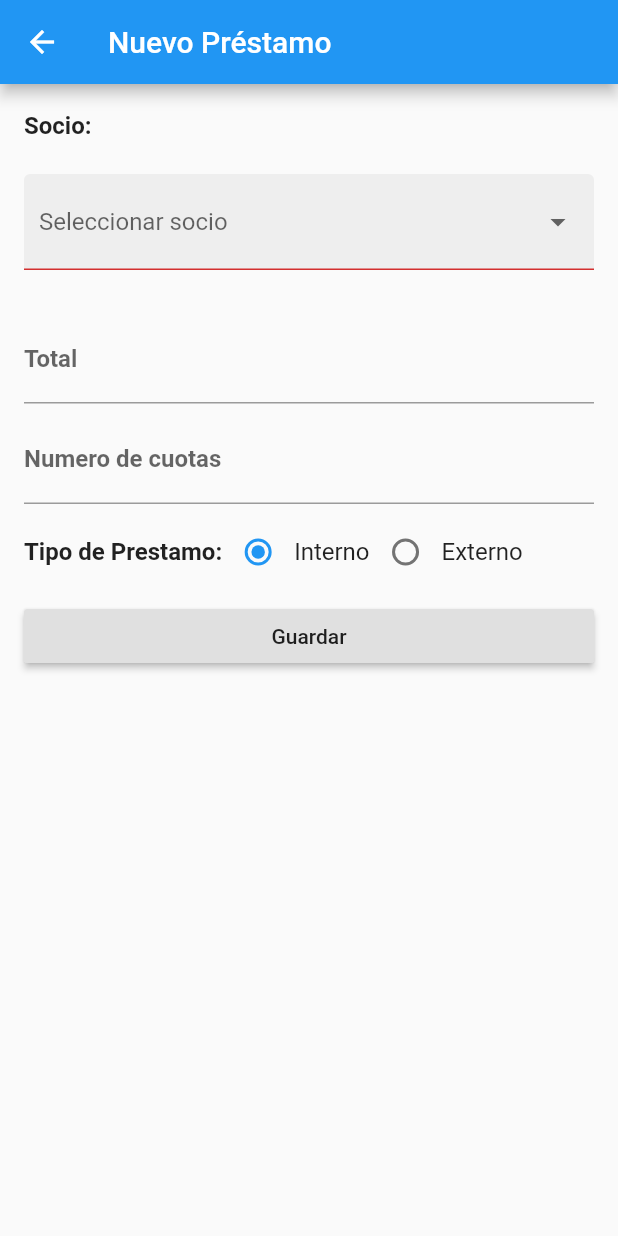
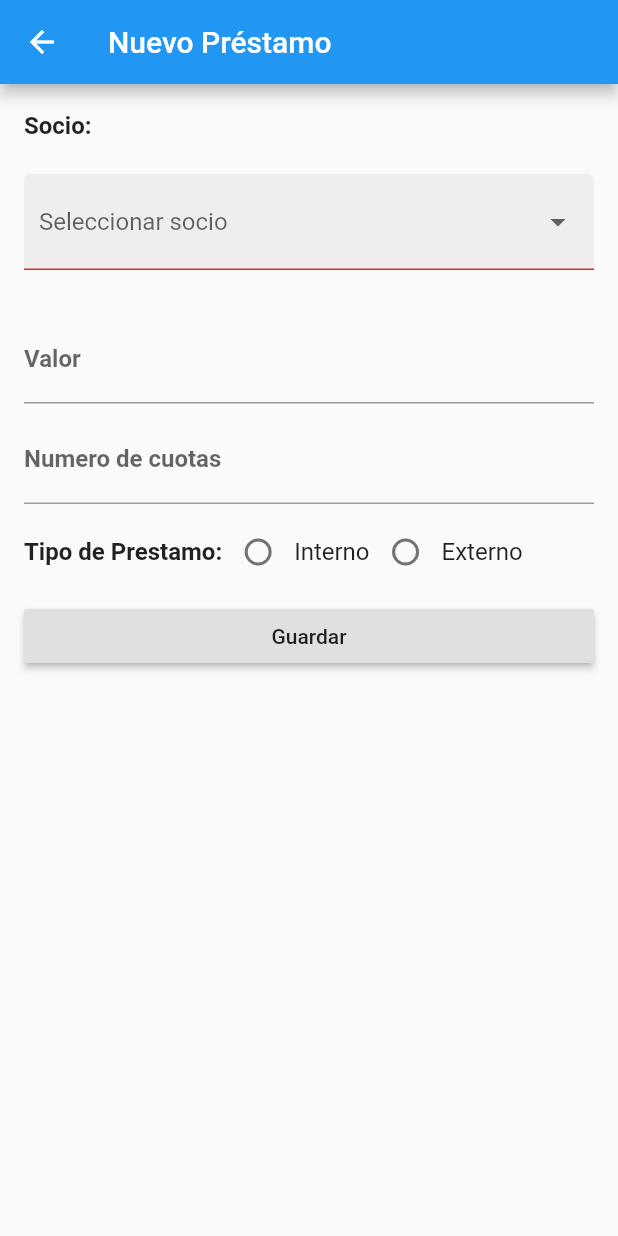
Before and after one commit to lxmw001/savings_app, a Flutter app: the AddLoanPage screen opened by its route, on a phone screen of 412 x 824 dp. Run offline on Flutter 3.47's test engine with Material 2 defaults, Android fonts, the phone set to English and light mode, and no system bars; our stand-ins replace flutter_screenutil; missing offline and left inert: lombok.

Commit message:
add load page

```diff
--- /dev/null
+++ b/lib/constants/LoanTypes.dart
@@ -0,0 +1,4 @@
+class LoanTypes {
+  static const String INTERNAL = 'INTERNAL';
+  static const String EXTERNAL = 'EXTERNAL';
+}
--- /dev/null
+++ b/lib/constants/MyConstants.dart
@@ -0,0 +1,13 @@
+import 'package:flutter/material.dart';
+import 'package:savings_app/constants/LoanTypes.dart';
+
+class MyConstants extends InheritedWidget {
+  static MyConstants of(BuildContext context) => context. dependOnInheritedWidgetOfExactType<MyConstants>();
+
+  const MyConstants({Widget child, Key key}): super(key: key, child: child);
+
+  final loanTypes = LoanTypes;
+
+  @override
+  bool updateShouldNotify(MyConstants oldWidget) => false;
+}
--- a/lib/main.dart
+++ b/lib/main.dart
@@ -1,5 +1,6 @@
 import 'package:flutter/material.dart';
 import 'package:provider/provider.dart';
+import 'package:savings_app/constants/MyConstants.dart';
 import 'package:savings_app/pages/AddLoanPage.dart';
 import 'package:savings_app/pages/AddPartnerPage.dart';
 import 'package:savings_app/pages/HomePage.dart';
@@ -9,7 +10,7 @@ import 'package:savings_app/pages/PartnerPage.dart';
 import 'package:savings_app/pages/SettingsPage.dart';
 import 'package:savings_app/states/LoginState.dart';
 
-void main() => runApp(MyApp());
+void main() => runApp(MyConstants(child: MyApp()));//maybe remove MyConstants
 
 class MyApp extends StatelessWidget {
   @override
--- /dev/null
+++ b/lib/model/Loan.dart
@@ -0,0 +1,24 @@
+import 'package:lombok/lombok.dart';
+import './LoanInterest.dart';
+
+@data
+class Loan {
+  String type;
+  double value;
+  int paymentsNumber;
+  DateTime date;
+  double debt;
+  double paymentValue;
+  LoanInterest interest;
+
+  Loan() {
+    this.date = new DateTime.now();
+    this.value = 0;
+    this.paymentsNumber = 0;
+  }
+
+  double calculatePaymentsValue() {
+    double totalLoan =  value + interest.value;
+    return totalLoan / paymentsNumber;
+  }
+}
--- /dev/null
+++ b/lib/model/LoanInterest.dart
@@ -0,0 +1,9 @@
+import 'package:lombok/lombok.dart';
+
+@data
+class LoanInterest {
+  String type;
+  int value;
+
+  LoanInterest(this.type, this.value);
+}
--- a/lib/pages/AddLoanPage.dart
+++ b/lib/pages/AddLoanPage.dart
@@ -1,5 +1,8 @@
 import 'package:flutter/material.dart';
 import 'package:flutter/services.dart';
+import 'package:savings_app/constants/LoanTypes.dart';
+import 'package:savings_app/model/Loan.dart';
+import 'package:savings_app/model/LoanInterest.dart';
 
 class AddLoanPage extends StatefulWidget {
   @override
@@ -8,12 +11,16 @@ class AddLoanPage extends StatefulWidget {
 
 class _AddLoanPageState extends State<AddLoanPage> {
   String partner; // TODO: change it for Partner
-  String total = "";
-  int paymentsNumber = 3;
-  String type = "INTERNAL"; //TODO: user constants
+//  double value = 0;
+//  int paymentsNumber = 3;
+//  String type = LoanTypes.INTERNAL; //TODO: use constants
+  Loan loan = new Loan();
+  LoanInterest interest = new LoanInterest(LoanTypes.INTERNAL, 0);
 
   final key = GlobalKey<FormState>();
   final partners = ['Luis', 'Andrea', 'Samara'];
+
+  _AddLoanPageState() : this.loan = new Loan(), ;
 
   @override
   Widget build(BuildContext context) {
@@ -60,9 +67,9 @@ class _AddLoanPageState extends State<AddLoanPage> {
                 ),
                 ListTile(
                   title: TextFormField(
-                    onSaved: (value) => total = value,
+                    onSaved: (newValue) => loan.setValue(double.tryParse(newValue)),
                     decoration: InputDecoration(
-                      labelText: 'Total',
+                      labelText: 'Valor',
                       labelStyle: TextStyle(fontWeight: FontWeight.bold),
                     ),
                     keyboardType: TextInputType.number,
@@ -74,6 +81,9 @@ class _AddLoanPageState extends State<AddLoanPage> {
                 ListTile(
                   title: TextFormField(
                     onSaved: (value) => paymentsNumber = int.tryParse(value),
+                    onChanged: (value) {
+
+                    },
                     decoration: InputDecoration(
                       labelText: 'Numero de cuotas',
                       labelStyle: TextStyle(fontWeight: FontWeight.bold),
@@ -96,7 +106,7 @@ class _AddLoanPageState extends State<AddLoanPage> {
                         mainAxisAlignment: MainAxisAlignment.center,
                         children: <Widget>[
                           new Radio(
-                            value: 'INTERNAL',
+                            value: LoanTypes.INTERNAL,
                             groupValue: type,
                             onChanged: (value) { setState(() => type = value);},
                           ),
@@ -105,7 +115,7 @@ class _AddLoanPageState extends State<AddLoanPage> {
                             style: new TextStyle(fontSize: 16.0),
                           ),
                           new Radio(
-                            value: 'EXTERNAL',
+                            value: LoanTypes.EXTERNAL,
                             groupValue: type,
                             onChanged: (value) { setState(() => type = value);},
                           ),
--- a/pubspec.yaml
+++ b/pubspec.yaml
@@ -25,6 +25,7 @@ dependencies:
   cupertino_icons: ^0.1.2
   flutter_screenutil: ^0.4.2
   provider: ^2.0.1
+  lombok: ^0.0.5
 
 dev_dependencies:
   flutter_test:
```
Also changed, not shown: pubspec.lock.
